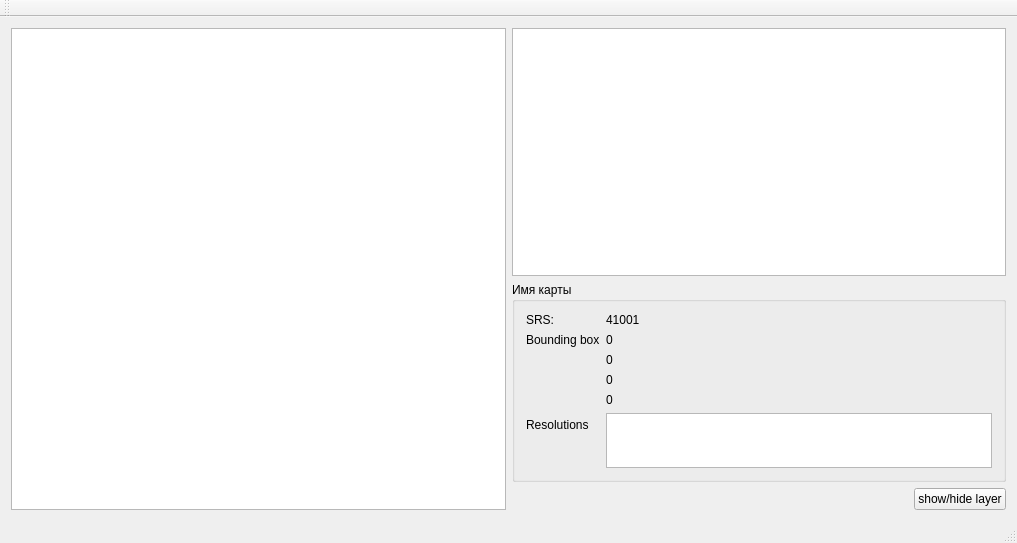
This is mainwindow.ui in MAPSWorks/MapProject as Qt 5 draws it before an edit. The edited form follows.
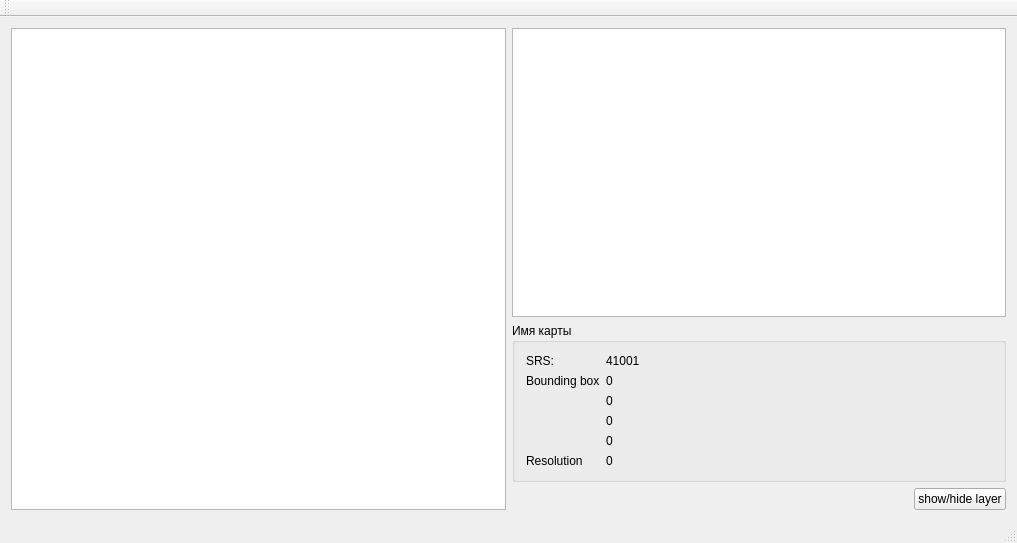
This is the edited form. Custom widgets are drawn as their Qt base class.

```diff
--- a/mainwindow.ui
+++ b/mainwindow.ui
@@ -90,17 +90,14 @@
          <item row="5" column="0">
           <widget class="QLabel" name="label_5">
            <property name="text">
-            <string>Resolutions</string>
+            <string>Resolution</string>
            </property>
           </widget>
          </item>
          <item row="5" column="1">
-          <widget class="QListWidget" name="resolutionsList">
-           <property name="maximumSize">
-            <size>
-             <width>16777215</width>
-             <height>120</height>
-            </size>
+          <widget class="QLabel" name="resoLbl">
+           <property name="text">
+            <string>0</string>
            </property>
           </widget>
          </item>
```
Left out of the diff: 2 changed lines with no effect on the pictures.
